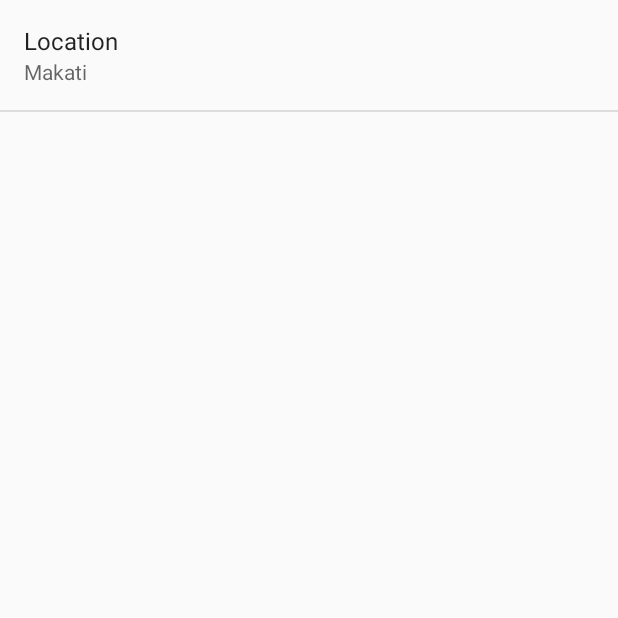
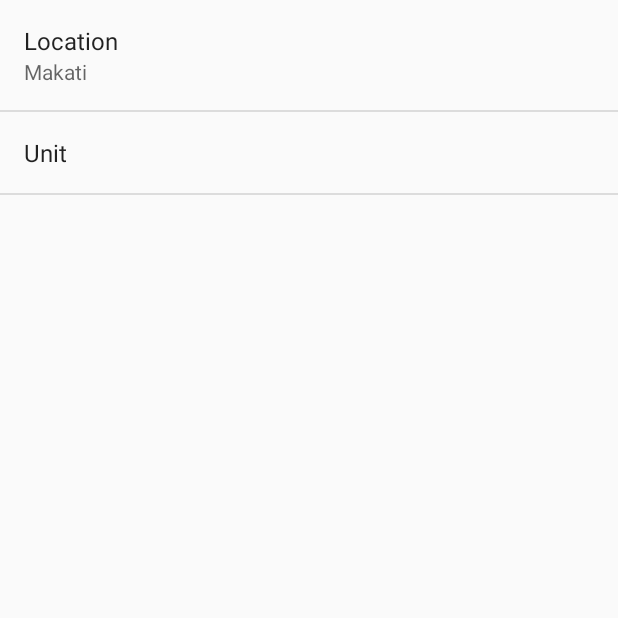
Before and after one commit to iamjsed/BetterDays, an Android app: the screen it shows after launch (SettingsActivity), in the options menu, after a tap on "Settings", on a phone screen of 412 x 824 dp, the top half of it. Run offline under Robolectric (Android 15) with nearby library versions, the phone set to English and light mode, and no system bars; 1 statement that could not run was skipped.

Commit message:
Implemented Share Activity
Implemented Unit preference.  Allows app to change the temperature
values depending on the unit preference.

Implemented show location in map intent.

Implemented share action.

```diff
--- a/app/src/main/java/iam/jsed/betterdays/ForecastActivityFragment.java
+++ b/app/src/main/java/iam/jsed/betterdays/ForecastActivityFragment.java
@@ -1,9 +1,12 @@
 package iam.jsed.betterdays;
 
 import android.content.Intent;
+import android.content.SharedPreferences;
 import android.os.AsyncTask;
+import android.preference.PreferenceManager;
 import android.support.v4.app.Fragment;
 import android.os.Bundle;
+import android.util.Log;
 import android.view.LayoutInflater;
 import android.view.MenuItem;
 import android.view.View;
@@ -15,6 +18,7 @@ import android.widget.Toast;
 
 import java.util.ArrayList;
 import java.util.Arrays;
+import java.util.List;
 
 import iam.jsed.betterdays.utils.ForecastDataHelper;
 
@@ -23,6 +27,7 @@ import iam.jsed.betterdays.utils.ForecastDataHelper;
  */
 public class ForecastActivityFragment extends Fragment {
 
+    private final String LOG_TAG = ForecastActivityFragment.class.getSimpleName();
 
     ArrayAdapter<String> mForecastArrayAdapter;
 
@@ -64,7 +69,6 @@ public class ForecastActivityFragment extends Fragment {
 
     @Override
     public boolean onOptionsItemSelected(MenuItem item) {
-
         return super.onOptionsItemSelected(item);
     }
 
@@ -75,11 +79,29 @@ public class ForecastActivityFragment extends Fragment {
     }
 
     private void updateForecastList() {
+
+        SharedPreferences sharedPrefrence = PreferenceManager.getDefaultSharedPreferences(getActivity());
+
+
+        String[] pref = new String[2];
+
+        pref[0] = sharedPrefrence.getString(
+                getString(R.string.pref_location_key),
+                getString(R.string.pref_location_default));
+
+        pref[1] = sharedPrefrence.getString(
+                getString(R.string.pref_unit_key),
+                getString(R.string.pref_unit_default));
+
+        Log.d(LOG_TAG, "Location: " + pref[0] + ", Unit: " + pref[1]);
+
         FetchWeatherForecastTask fetchWeatherForecastTask = new FetchWeatherForecastTask();
-        fetchWeatherForecastTask.execute("Makati");
+        fetchWeatherForecastTask.execute(pref);
     }
 
     public class FetchWeatherForecastTask extends AsyncTask<String, Void, String[]> {
+
+
 
         @Override
         protected void onPostExecute(String[] strings) {
@@ -91,11 +113,13 @@ public class ForecastActivityFragment extends Fragment {
         }
 
         @Override
-        protected String[] doInBackground(String... strings) {
+        protected String[] doInBackground(String[] strings) {
 
             // TODO: Externalize the method of fetching and parsing the json weather data.
 
-            return new ForecastDataHelper().getWeeklyForecast(strings[0]);
+            ForecastDataHelper forecastData = new ForecastDataHelper(strings[0], strings[1]);
+
+            return forecastData.getWeeklyForecast();
 
         }
     }
--- a/app/src/main/java/iam/jsed/betterdays/SettingsActivity.java
+++ b/app/src/main/java/iam/jsed/betterdays/SettingsActivity.java
@@ -4,7 +4,6 @@ import android.preference.ListPreference;
 import android.preference.Preference;
 import android.preference.PreferenceActivity;
 import android.preference.PreferenceManager;
-import android.support.v7.app.AppCompatActivity;
 import android.os.Bundle;
 import android.view.Menu;
 import android.view.MenuItem;
--- a/app/src/main/java/iam/jsed/betterdays/utils/ForecastDataHelper.java
+++ b/app/src/main/java/iam/jsed/betterdays/utils/ForecastDataHelper.java
@@ -16,6 +16,7 @@ import java.io.InputStreamReader;
 import java.net.HttpURLConnection;
 import java.net.MalformedURLException;
 import java.net.URL;
+import java.net.URLEncoder;
 import java.text.SimpleDateFormat;
 import java.util.Iterator;
 
@@ -30,19 +31,33 @@ public class ForecastDataHelper {
     private final String LOG_TAG = ForecastDataHelper.class.getSimpleName();
 
     private String BaseUrl = "http://api.openweathermap.org/data/2.5/forecast/daily?";
-    private String TemperatureUnit = "metric";
-    private int ForecastDays = 7;
+    private final String TEMPERATURE_UNIT = "metric";
+    private final int FORECAST_DAYS = 7;
+    private final double IMPERIAL_TEMP_MILTIPLIER = 1.8;
+    private final int IMPERIAL_TEMP_BASE = 32;
+    private final double KELVIN_OFFSET = 273.15;
+    private String prefLocation;
+    private String prefUnit;
+    private int prefForecastDays;
 
     private HttpURLConnection httpURLConnection;
     private BufferedReader bufferedReader;
 
-    public String[] getWeeklyForecast(String locationName) {
+
+    public ForecastDataHelper(String location, String unit) {
+        this.prefLocation = location;
+        this.prefUnit = unit;
+    }
+
+    public String[] getWeeklyForecast() {
 
         try {
 
             URL url = new URL(BaseUrl + "q=" +
-                    locationName + "&mode=json&unit=" +
-                    TemperatureUnit + "&cnt=" + Integer.toString(ForecastDays) );
+                    URLEncoder.encode(this.prefLocation) + "&mode=json&unit=" +
+                    URLEncoder.encode(this.TEMPERATURE_UNIT) + "&cnt=" + URLEncoder.encode(Integer.toString(this.FORECAST_DAYS)));
+
+            Log.d(LOG_TAG, "Fetching: " +url.toString());
 
             httpURLConnection = (HttpURLConnection) url.openConnection();
             httpURLConnection.setRequestMethod("GET");
@@ -67,7 +82,7 @@ public class ForecastDataHelper {
             }
 
             try {
-                retval = getWeatherDataFromJson(sb.toString(), ForecastDays);
+                retval = getWeatherDataFromJson(sb.toString(), FORECAST_DAYS);
             } catch (JSONException jex) {
                 Log.e(LOG_TAG, jex.getMessage());
             }
@@ -95,12 +110,24 @@ public class ForecastDataHelper {
     /**
      * Prepare the weather high/lows for presentation.
      */
-    private String formatHighLows(double high, double low) {
+    private String formatHighLows(double high, double low, String tempUnit) {
         // For presentation, assume the user doesn't care about tenths of a degree.
-        long roundedHigh = Math.round(high);
-        long roundedLow = Math.round(low);
+        // The values returned by the openweathermap api is in Kelvin unit.
 
-        String highLowStr = roundedHigh + "/" + roundedLow;
+        long roundedHigh;
+        long roundedLow;
+        String highLowStr;
+
+        if ( tempUnit.compareToIgnoreCase("imperial") == 0 ) {
+            roundedHigh = Math.round( IMPERIAL_TEMP_BASE + ( ( high - KELVIN_OFFSET ) * IMPERIAL_TEMP_MILTIPLIER) );
+            roundedLow = Math.round( IMPERIAL_TEMP_BASE + ( ( low - KELVIN_OFFSET ) * IMPERIAL_TEMP_MILTIPLIER) );
+            highLowStr = roundedHigh + " F / " + roundedLow + " F";
+        } else {
+            roundedHigh= Math.round( high - KELVIN_OFFSET );
+            roundedLow= Math.round( low - KELVIN_OFFSET );
+            highLowStr = roundedHigh + " C / " + roundedLow + " C";
+        }
+
         return highLowStr;
     }
 
@@ -170,12 +197,12 @@ public class ForecastDataHelper {
             double high = temperatureObject.getDouble(OWM_MAX);
             double low = temperatureObject.getDouble(OWM_MIN);
 
-            highAndLow = formatHighLows(high, low);
+            highAndLow = formatHighLows(high, low, this.prefUnit);
             resultStrs[i] = day + " - " + description + " - " + highAndLow;
         }
 
         for (String s : resultStrs) {
-            Log.v(LOG_TAG, "Forecast entry: " + s);
+            Log.d(LOG_TAG, "Forecast entry: " + s);
         }
         return resultStrs;
 
--- a/app/src/main/res/menu/menu_forecast.xml
+++ b/app/src/main/res/menu/menu_forecast.xml
@@ -2,6 +2,12 @@
     xmlns:app="http://schemas.android.com/apk/res-auto"
     xmlns:tools="http://schemas.android.com/tools"
     tools:context=".ForecastActivity">
+
+    <item
+        android:id="@+id/action_view_in_map"
+        android:orderInCategory="99"
+        android:title="@string/pref_map_title"
+        app:showAsAction="never" />
 
     <item
         android:id="@+id/action_settings"
--- /dev/null
+++ b/app/src/main/res/values/arrays.xml
@@ -0,0 +1,14 @@
+<?xml version="1.0" encoding="utf-8"?>
+<resources>
+
+    <string-array name="pref_unit_string_list">
+        <item>Metric</item>
+        <item>Imperial</item>
+    </string-array>
+
+    <string-array name="pref_unit_key_list">
+        <item>metric</item>
+        <item>imperial</item>
+    </string-array>
+
+</resources>
--- a/app/src/main/res/values/strings.xml
+++ b/app/src/main/res/values/strings.xml
@@ -5,6 +5,12 @@
     <string name="title_activity_forecast_details">ForecastDetailsActivity</string>
     <string name="title_activity_settings">Settings</string>
     <string name="pref_location_key">location</string>
+    <string name="pref_location_default">Makati</string>
     <string name="pref_summary_location">Location</string>
     <string name="pref_title_location">Location</string>
+    <string name="pref_unit_key">unit</string>
+    <string name="pref_unit_title">Unit</string>
+    <string name="pref_unit_default">metric</string>
+    <string name="pref_map_title">Current Location</string>
+    <string name="action_share">Share</string>
 </resources>
--- a/app/src/main/res/xml/pref_general.xml
+++ b/app/src/main/res/xml/pref_general.xml
@@ -3,9 +3,16 @@
 
     <EditTextPreference
         android:id="@+id/pref_location"
-        android:title="@string/pref_title_location"
         android:defaultValue="Makati"
         android:inputType="text"
-        android:key="@string/pref_location_key" />
+        android:key="@string/pref_location_key"
+        android:title="@string/pref_title_location" />
+
+    <ListPreference
+        android:defaultValue="@string/pref_unit_default"
+        android:entries="@array/pref_unit_string_list"
+        android:entryValues="@array/pref_unit_key_list"
+        android:key="@string/pref_unit_key"
+        android:title="@string/pref_unit_title" />
 
 </PreferenceScreen>
```
Also changed, not shown: app/src/main/java/iam/jsed/betterdays/ForecastActivity.java (+31 -0 lines), app/src/main/java/iam/jsed/betterdays/ForecastDetailsActivityFragment.java (+39 -2 lines), app/src/main/res/layout/activity_forecast_details.xml (+5 -3 lines), app/src/main/res/menu/menu_forecast_details.xml (+13 -2 lines).
